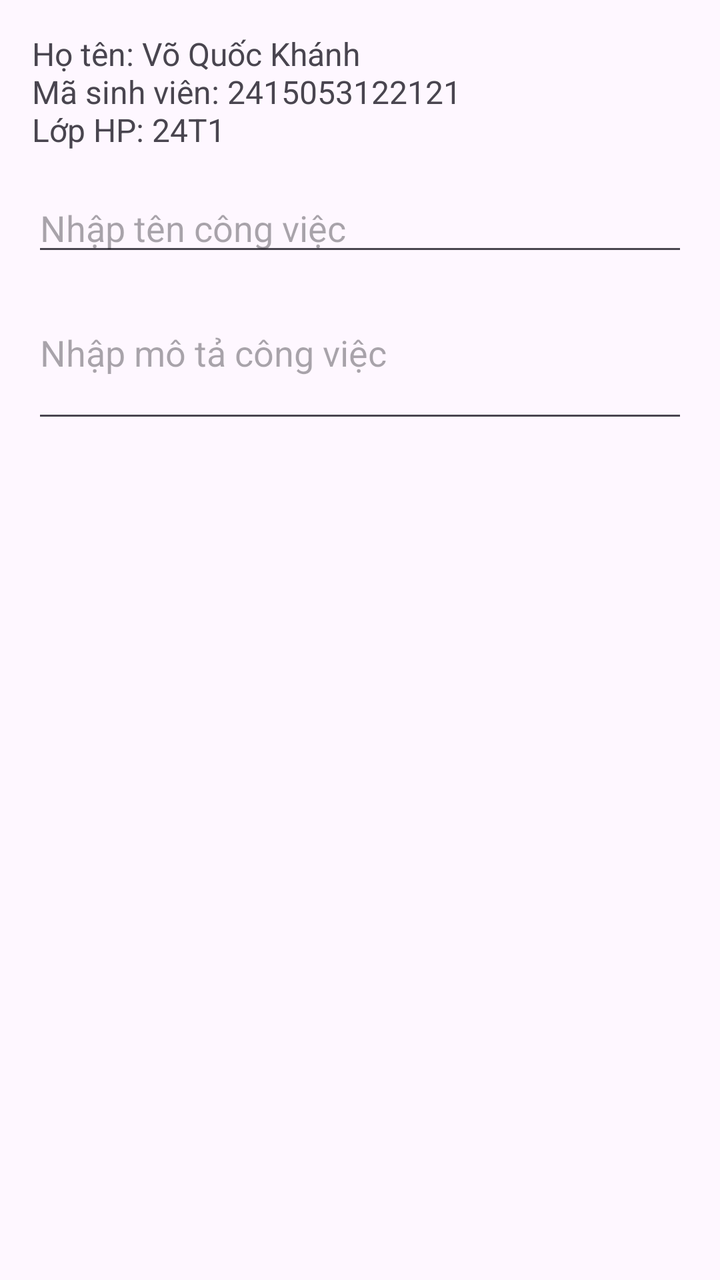
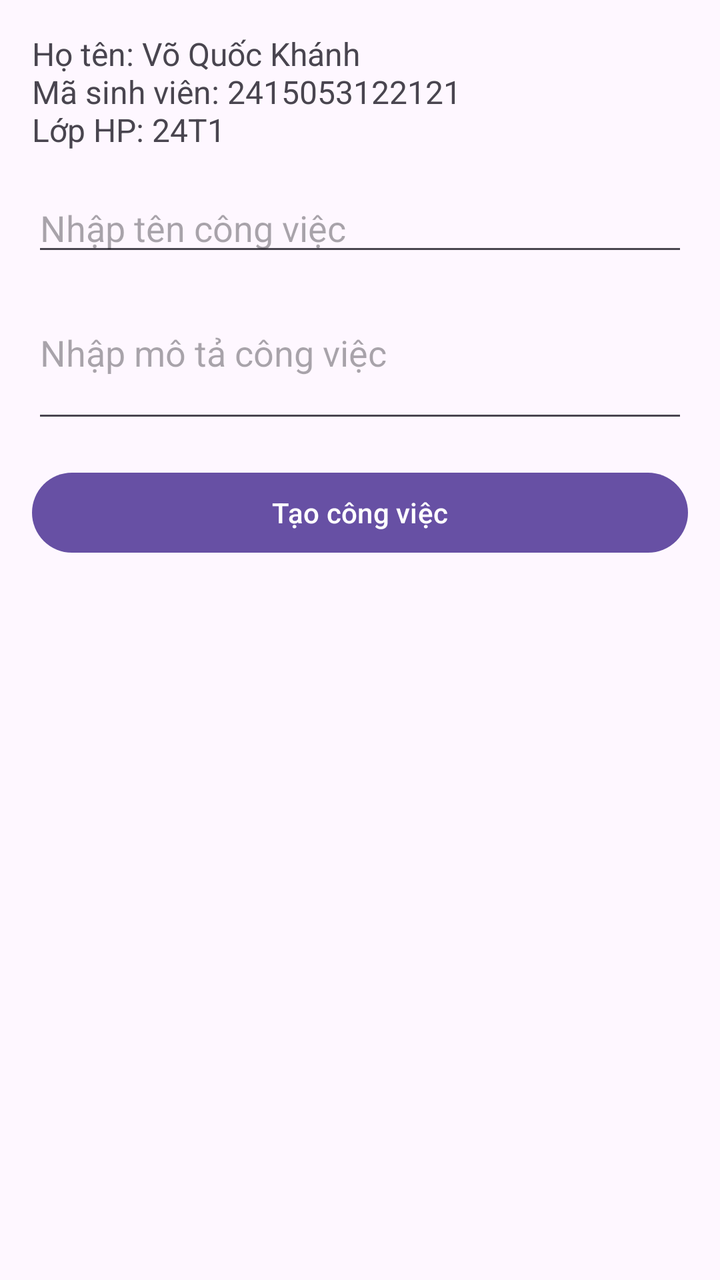

Screens rendered from an Android XML layout before and after an edit, with the pre-edit source and the edit as a unified diff.
<!-- AndroidManifest.xml: application theme Theme.KIEMTRALAN2 -->
<!-- res/layout/activity_main.xml -->
<?xml version="1.0" encoding="utf-8"?>
<LinearLayout xmlns:android="http://schemas.android.com/apk/res/android"
    android:id="@+id/main"
    android:layout_width="match_parent"
    android:layout_height="match_parent"
    android:orientation="vertical"
    android:padding="16dp">

    <TextView
        android:id="@+id/tvThongTinSinhVien"
        android:layout_width="match_parent"
        android:layout_height="wrap_content"
        android:text="Họ tên: Võ Quốc Khánh\nMã sinh viên: 2415053122121\nLớp HP: 24T1"
        android:textSize="16sp" />

    <EditText
        android:id="@+id/edtTenCongViec"
        android:layout_width="match_parent"
        android:layout_height="wrap_content"
        android:layout_marginTop="16dp"
        android:hint="Nhập tên công việc"
        android:inputType="text" />

    <EditText
        android:id="@+id/edtMoTaCongViec"
        android:layout_width="match_parent"
        android:layout_height="wrap_content"
        android:hint="Nhập mô tả công việc"
        android:inputType="textMultiLine"
        android:minLines="3" />
</LinearLayout>
<!-- resources referenced by this layout -->
<resources>
  <style name="Theme.KIEMTRALAN2" parent="Base.Theme.KIEMTRALAN2" />
  <style name="Base.Theme.KIEMTRALAN2" parent="Theme.Material3.DayNight.NoActionBar">
          
          
      </style>
</resources>

<!-- the commit's change to res/layout/activity_main.xml (unified diff, before → after) -->
@@ -28,4 +28,11 @@
         android:hint="Nhập mô tả công việc"
         android:inputType="textMultiLine"
         android:minLines="3" />
+
+    <Button
+        android:id="@+id/btnTaoCongViec"
+        android:layout_width="match_parent"
+        android:layout_height="wrap_content"
+        android:layout_marginTop="16dp"
+        android:text="Tạo công việc" />
 </LinearLayout>
